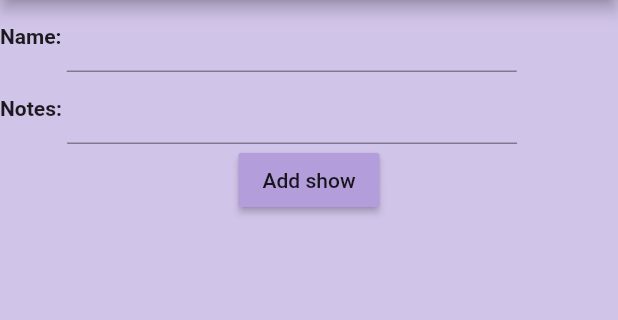
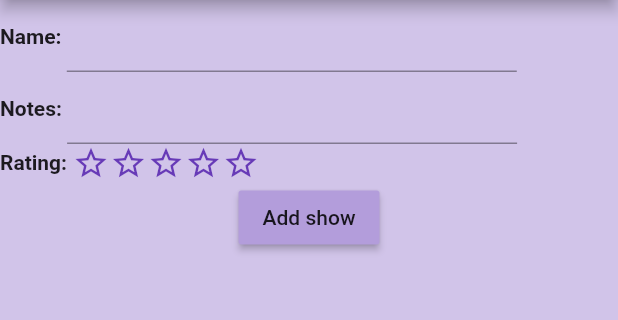
Before and after one commit to ericomoura/epitrack, a Flutter app: the NewShowScreen screen opened directly, on a phone screen of 412 x 824 dp, the part 84-404 px from its top. Run offline on Flutter 3.47's test engine with Material 2 defaults, Android fonts, the phone set to English and light mode, and no system bars; drawn by our look-alikes of smooth_star_rating; generated files the repository leaves out were written again.

Commit message:
Added rating to seasons and shows

```diff
--- a/lib/main.dart
+++ b/lib/main.dart
@@ -141,8 +141,10 @@ class NewShowScreen extends StatefulWidget{
 }
 class _NewShowScreenState extends State<NewShowScreen>{
   final _formKey = GlobalKey<FormState>();
+
   String _newShowName = '';
   String _newShowNotes;
+  double _newShowRating;
 
   @override
   Widget build(BuildContext context) {
@@ -181,6 +183,15 @@ class _NewShowScreenState extends State<NewShowScreen>{
               },
             ))
           ]),
+          Row(children: [  // Rating
+            Text('Rating: ', style: Constants.textStyleLabels),
+            SmoothStarRating(
+              allowHalfRating: true,
+              onRated: (value){
+                this._newShowRating = value;
+              }
+            ),
+          ]),
           RaisedButton(  // Submit
             color: Constants.highlightColor,
             child: Text('Add show'),
@@ -188,7 +199,7 @@ class _NewShowScreenState extends State<NewShowScreen>{
               if (_formKey.currentState.validate()) {  //Form is okay, add show
                 _formKey.currentState.save();
 
-                EpitrackApp.showsList.add(Show(this._newShowName, notes: this._newShowNotes));
+                EpitrackApp.showsList.add(Show(this._newShowName, notes: this._newShowNotes, rating: this._newShowRating));
 
                 Utils.saveShowsToJson();
                 Navigator.pop(context);
@@ -285,6 +296,14 @@ class _ShowDetailsScreenState extends State<ShowDetailsScreen>{
           Row(children: [  // Airing period
             Text('Airing period: ', style: Constants.textStyleLabels),
             Text('${this._show.getAiringPeriod()}')
+          ]),
+          Row(children: [  // Rating
+            Text('Rating: ', style: Constants.textStyleLabels),
+            SmoothStarRating(
+              starCount: 5,
+              isReadOnly: true,
+              rating: this._show.getRating()
+            )
           ]),
           Row(children:[  // Notes
             Text('Notes: ', style: Constants.textStyleLabels),
@@ -475,11 +494,13 @@ class _EditShowScreenState extends State<EditShowScreen>{
 
   String _showName;
   String _showNotes;
+  double _showRating;
 
   _EditShowScreenState(this._show){
     // Initializes form values
     this._showName = this._show.getName();
     this._showNotes = this._show.getNotes();
+    this._showRating = this._show.getRating();
   }
 
   @override
@@ -510,6 +531,16 @@ class _EditShowScreenState extends State<EditShowScreen>{
               },
             )),
           ]),
+          Row(children: [  // Rating
+            Text('Rating: ', style: Constants.textStyleLabels),
+            SmoothStarRating(
+              allowHalfRating: true,
+              rating: this._showRating,
+              onRated: (value){
+                this._showRating = value;
+              }
+            )
+          ]),
           Row(children:[  // Notes
             Text('Notes: ', style: Constants.textStyleLabels),
             Container(width: 300, child: TextFormField(
@@ -530,6 +561,7 @@ class _EditShowScreenState extends State<EditShowScreen>{
 
                 this._show.setName(this._showName);
                 this._show.setNotes(this._showNotes);
+                this._show.setRating(this._showRating);
 
                 Utils.saveShowsToJson();
                 Navigator.pop(context);
@@ -559,6 +591,7 @@ class _NewSeasonScreenState extends State<NewSeasonScreen> {
 
   String _newSeasonName = '';
   String _newSeasonNotes;
+  double _newSeasonRating;
 
   _NewSeasonScreenState(this._show);
 
@@ -600,6 +633,15 @@ class _NewSeasonScreenState extends State<NewSeasonScreen> {
               },
             ))
           ]),
+          Row(children: [  // Rating
+            Text('Rating: ', style: Constants.textStyleLabels),
+            SmoothStarRating(
+              allowHalfRating: true,
+              onRated: (value){
+                this._newSeasonRating = value;
+              }
+            ),
+          ]),
           RaisedButton(  // Submit
             color: Constants.highlightColor,
             child: Text('Add season'),
@@ -607,7 +649,11 @@ class _NewSeasonScreenState extends State<NewSeasonScreen> {
               if (this._formKey.currentState.validate()) {  // Form is okay, add season
                 this._formKey.currentState.save();
 
-                this._show.addSeason(name: this._newSeasonName, notes: this._newSeasonNotes);
+                this._show.addSeason(
+                  name: this._newSeasonName,
+                  notes: this._newSeasonNotes,
+                  rating: this._newSeasonRating
+                );
 
                 Utils.saveShowsToJson();
                 Navigator.pop(context);
@@ -681,6 +727,14 @@ class _SeasonDetailsScreenState extends State<SeasonDetailsScreen>{
             Text('Airing period: ', style: Constants.textStyleLabels),
             Text('${this._season.getAiringPeriod()}')
           ]),
+          Row(children: [  // Rating
+            Text('Rating: ', style: Constants.textStyleLabels),
+            SmoothStarRating(
+              starCount: 5,
+              isReadOnly: true,
+              rating: this._season.getRating()
+            )
+          ]),
           Row(children: [  // Notes
             Text('Notes: ', style: Constants.textStyleLabels),
             Container(width: 300, child: Text('${this._season.getNotes()}')),
@@ -717,11 +771,13 @@ class _EditSeasonScreenState extends State<EditSeasonScreen>{
 
   String _seasonName;
   String _seasonNotes;
+  double _seasonRating;
 
   _EditSeasonScreenState(this._season){
     // Initializes form values
     this._seasonName = this._season.getName();
     this._seasonNotes = this._season.getNotes();
+    this._seasonRating = this._season.getRating();
   }
 
   @override
@@ -762,6 +818,16 @@ class _EditSeasonScreenState extends State<EditSeasonScreen>{
               },
             ))
           ]),
+          Row(children: [  // Rating
+            Text('Rating: ', style: Constants.textStyleLabels),
+            SmoothStarRating(
+              allowHalfRating: true,
+              rating: this._seasonRating,
+              onRated: (value){
+                this._seasonRating = value;
+              }
+            )
+          ]),
           RaisedButton(  // Submit
             color: Constants.highlightColor,
             child: Text('Save changes'),
@@ -771,6 +837,7 @@ class _EditSeasonScreenState extends State<EditSeasonScreen>{
 
                 this._season.setName(this._seasonName);
                 this._season.setNotes(this._seasonNotes);
+                this._season.setRating(this._seasonRating);
 
                 Utils.saveShowsToJson();
                 Navigator.pop(context);
@@ -1332,7 +1399,7 @@ class _EpisodeDetailsScreenState extends State<EpisodeDetailsScreen>{
             Text('Duration: ', style: Constants.textStyleLabels),
             Text((this._episode.getDurationMinutes() == null ? '-' : '${this._episode.getDurationMinutes()} minutes'))
           ]),
-          Row(children: [
+          Row(children: [  // Rating
             Text('Rating: ', style: Constants.textStyleLabels),
             SmoothStarRating(
               starCount: 5,
@@ -1717,14 +1784,34 @@ class Show {
   List<Season> seasons = List<Season>();
   List<Episode> episodes = List<Episode>();  // Episodes that don't have a season (e.g. specials, OVAs, etc.)
   String notes;
-
-  Show(this.name, {this.notes});
+  double rating;
+
+  Show(this.name, {this.notes, this.rating});
 
   String getName() => this.name;
   void setName(String newName) => this.name = newName;
 
   String getNotes() => this.notes;
   void setNotes(String newNote) => this.notes = newNote;
+
+  double getRating() => this.rating;
+  void setRating(double newRating){
+    double adjustedRating;
+
+    // Adjusts rating to closest valid value
+    if(newRating > Constants.ratingMax){  // Caps at max
+      adjustedRating = Constants.ratingMax.toDouble();
+    }
+    else if(newRating < Constants.ratingMin){  // Caps at min
+      adjustedRating = Constants.ratingMin.toDouble();
+    }
+    else{  // Rounds to nearest multiple of 'ratingStep'
+      adjustedRating = ((newRating/Constants.ratingStep).roundToDouble() * Constants.ratingStep);
+    }
+
+    // Updates rating
+    this.rating = adjustedRating;
+  }
 
   List<Episode> getEpisodes() => this.episodes;
   // Adds a new episode using the appropriate episode number
@@ -1765,7 +1852,7 @@ class Show {
 
   List<Season> getSeasons() => this.seasons;
   // Adds a new season using the appropriate season number
-  void addSeason({String name="", String notes}){
+  void addSeason({String name="", String notes, double rating}){
     int nextSeasonNumber;
 
     if(this.seasons.isEmpty){
@@ -1775,7 +1862,7 @@ class Show {
       nextSeasonNumber = this.seasons.last.getNumber() + 1;
     }
 
-    this.seasons.add(Season(nextSeasonNumber, name, this, notes: notes));
+    this.seasons.add(Season(nextSeasonNumber, name, this, notes: notes, rating: rating));
   }
   // Returns the season with the given name
   Season getSeasonByName(String name){
@@ -1834,8 +1921,9 @@ class Season{
   @JsonKey(toJson: Utils.parentShowToJson)
   Show parentShow;  // Reference to the show which contains this season
   String notes;
-
-  Season(this.number, this.name, this.parentShow, {this.notes=''});
+  double rating;
+
+  Season(this.number, this.name, this.parentShow, {this.notes='', this.rating});
 
   int getNumber() => this.number;
   void setNumber(int number) => this.number = number;
@@ -1848,6 +1936,26 @@ class Season{
 
   String getNotes() => this.notes;
   void setNotes(String newNote) => this.notes = newNote;
+
+  double getRating() => this.rating;
+  void setRating(double newRating){
+    double adjustedRating;
+
+    // Adjusts rating to closest valid value
+    if(newRating > Constants.ratingMax){  // Caps at max
+      adjustedRating = Constants.ratingMax.toDouble();
+    }
+    else if(newRating < Constants.ratingMin){  // Caps at min
+      adjustedRating = Constants.ratingMin.toDouble();
+    }
+    else{  // Rounds to nearest multiple of 'ratingStep'
+      adjustedRating = ((newRating/Constants.ratingStep).roundToDouble() * Constants.ratingStep);
+    }
+
+    // Updates rating
+    this.rating = adjustedRating;
+  }
+
 
   List<Episode> getEpisodes() => this.episodes;
   // Adds a new episode using the appropriate season number
```
Also changed, not shown: lib/main.g.dart.
